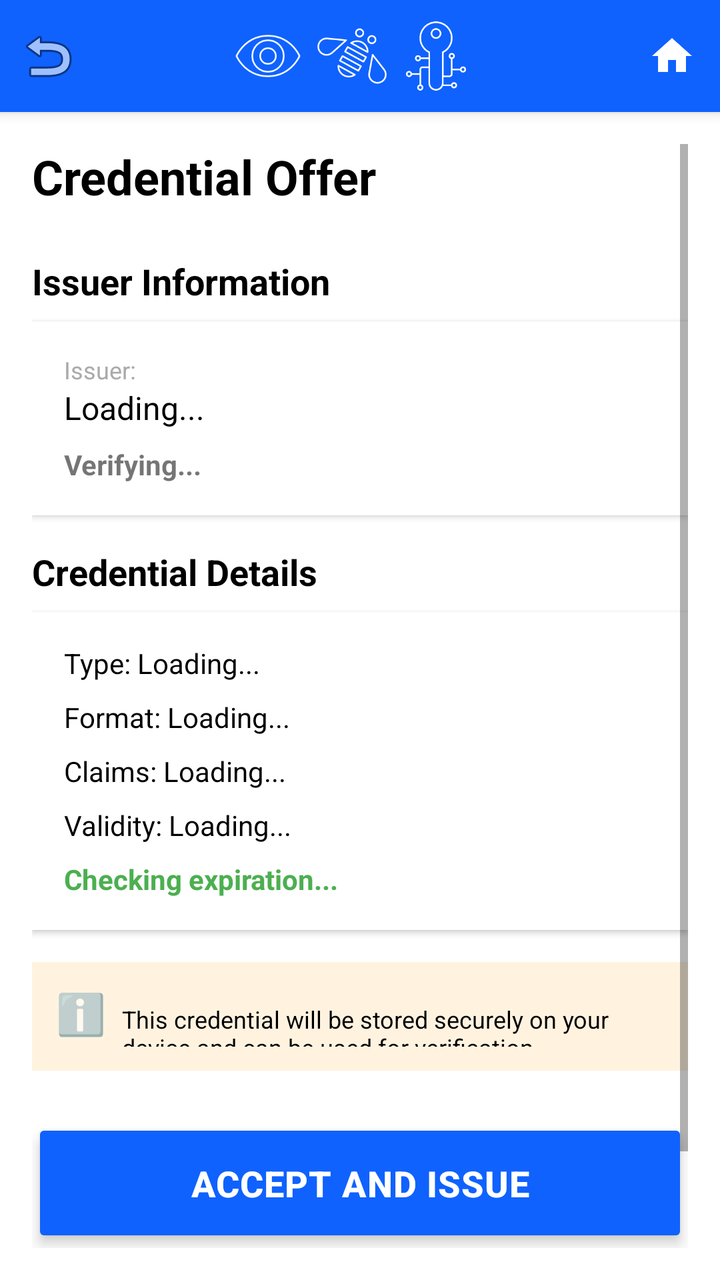
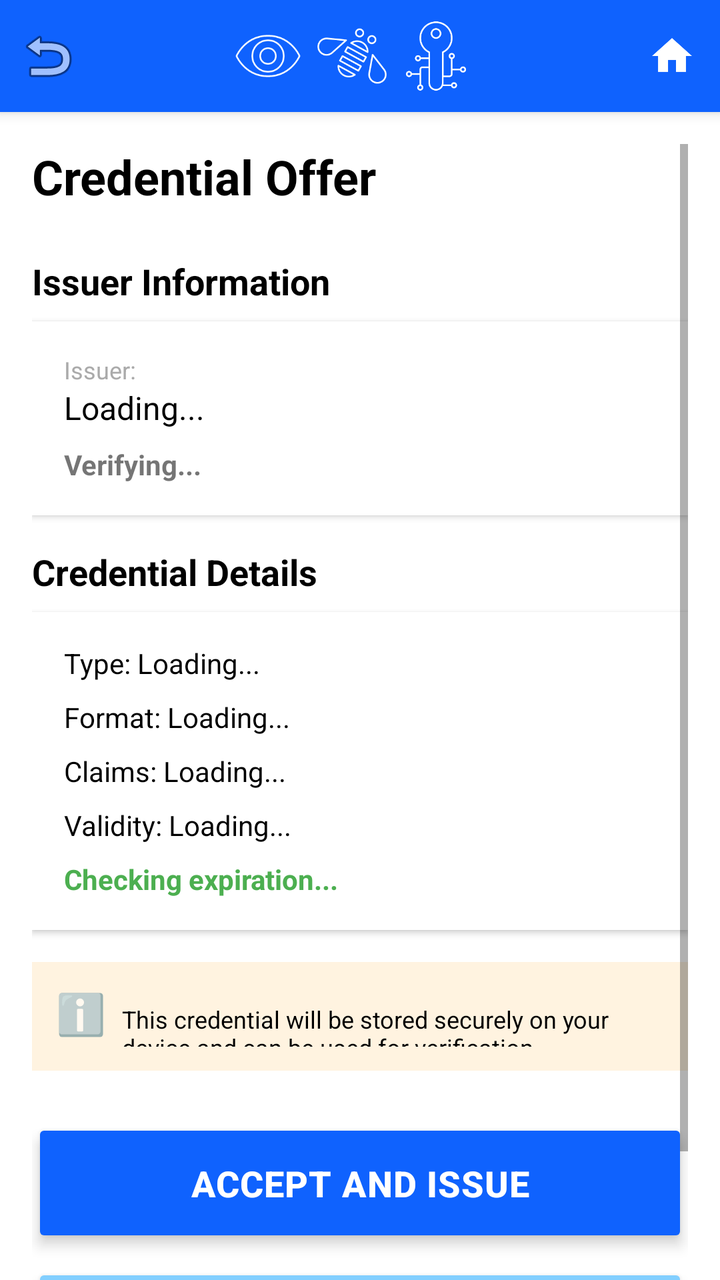

Compare the two renders of this Android layout. The source of the first and the diff that turns it into the second are given below.
<!-- AndroidManifest.xml: activity theme AppTheme.NoActionBar -->
<!-- res/layout/activity_credential_issuance.xml -->
<?xml version="1.0" encoding="utf-8"?>
<LinearLayout xmlns:android="http://schemas.android.com/apk/res/android"
    android:layout_width="match_parent"
    android:layout_height="match_parent"
    android:orientation="vertical"
    android:background="@android:color/white">

    
    <include
        layout="@layout/toolbar_with_back"
        android:layout_width="match_parent"
        android:layout_height="wrap_content" />

    
    <ProgressBar
        android:id="@+id/progressBar"
        android:layout_width="wrap_content"
        android:layout_height="wrap_content"
        android:layout_gravity="center"
        android:layout_marginTop="100dp"
        android:visibility="gone" />

    
    <ScrollView
        android:id="@+id/contentLayout"
        android:layout_width="match_parent"
        android:layout_height="match_parent"
        android:padding="16dp">

        <LinearLayout
            android:layout_width="match_parent"
            android:layout_height="wrap_content"
            android:orientation="vertical">

            
            <TextView
                android:layout_width="match_parent"
                android:layout_height="wrap_content"
                android:text="Credential Offer"
                android:textSize="24sp"
                android:textStyle="bold"
                android:textColor="@android:color/black"
                android:layout_marginBottom="24dp" />

            
            <TextView
                android:layout_width="match_parent"
                android:layout_height="wrap_content"
                android:text="Issuer Information"
                android:textSize="18sp"
                android:textStyle="bold"
                android:textColor="@android:color/black"
                android:layout_marginBottom="8dp" />

            <LinearLayout
                android:layout_width="match_parent"
                android:layout_height="wrap_content"
                android:orientation="vertical"
                android:background="@android:color/white"
                android:padding="16dp"
                android:layout_marginBottom="16dp"
                android:elevation="2dp">

                <TextView
                    android:layout_width="match_parent"
                    android:layout_height="wrap_content"
                    android:text="Issuer:"
                    android:textSize="12sp"
                    android:textColor="@android:color/darker_gray" />

                <TextView
                    android:id="@+id/issuerName"
                    android:layout_width="match_parent"
                    android:layout_height="wrap_content"
                    android:text="Loading..."
                    android:textSize="16sp"
                    android:textColor="@android:color/black"
                    android:layout_marginBottom="8dp" />

                <TextView
                    android:id="@+id/issuerTrust"
                    android:layout_width="wrap_content"
                    android:layout_height="wrap_content"
                    android:text="Verifying..."
                    android:textSize="14sp"
                    android:textStyle="bold" />
            </LinearLayout>

            
            <TextView
                android:layout_width="match_parent"
                android:layout_height="wrap_content"
                android:text="Credential Details"
                android:textSize="18sp"
                android:textStyle="bold"
                android:textColor="@android:color/black"
                android:layout_marginBottom="8dp" />

            <LinearLayout
                android:layout_width="match_parent"
                android:layout_height="wrap_content"
                android:orientation="vertical"
                android:background="@android:color/white"
                android:padding="16dp"
                android:layout_marginBottom="16dp"
                android:elevation="2dp">

                <TextView
                    android:id="@+id/credentialType"
                    android:layout_width="match_parent"
                    android:layout_height="wrap_content"
                    android:text="Type: Loading..."
                    android:textSize="14sp"
                    android:textColor="@android:color/black"
                    android:layout_marginBottom="8dp" />

                <TextView
                    android:id="@+id/credentialFormat"
                    android:layout_width="match_parent"
                    android:layout_height="wrap_content"
                    android:text="Format: Loading..."
                    android:textSize="14sp"
                    android:textColor="@android:color/black"
                    android:layout_marginBottom="8dp" />

                <TextView
                    android:id="@+id/credentialContext"
                    android:layout_width="match_parent"
                    android:layout_height="wrap_content"
                    android:text=""
                    android:textSize="14sp"
                    android:textColor="@android:color/black"
                    android:layout_marginBottom="8dp"
                    android:visibility="gone" />

                <TextView
                    android:id="@+id/credentialTypes"
                    android:layout_width="match_parent"
                    android:layout_height="wrap_content"
                    android:text=""
                    android:textSize="14sp"
                    android:textColor="@android:color/black"
                    android:layout_marginBottom="8dp"
                    android:visibility="gone" />

                <TextView
                    android:id="@+id/credentialClaims"
                    android:layout_width="match_parent"
                    android:layout_height="wrap_content"
                    android:text="Claims: Loading..."
                    android:textSize="14sp"
                    android:textColor="@android:color/black"
                    android:layout_marginBottom="8dp" />

                <TextView
                    android:id="@+id/validityPeriod"
                    android:layout_width="match_parent"
                    android:layout_height="wrap_content"
                    android:text="Validity: Loading..."
                    android:textSize="14sp"
                    android:textColor="@android:color/black"
                    android:layout_marginBottom="8dp" />

                <TextView
                    android:id="@+id/expirationText"
                    android:layout_width="match_parent"
                    android:layout_height="wrap_content"
                    android:text="Checking expiration..."
                    android:textSize="14sp"
                    android:textStyle="bold"
                    android:textColor="#4CAF50" />
            </LinearLayout>

            
            <LinearLayout
                android:layout_width="match_parent"
                android:layout_height="wrap_content"
                android:orientation="horizontal"
                android:background="#FFF3E0"
                android:padding="12dp"
                android:layout_marginBottom="24dp">

                <TextView
                    android:layout_width="wrap_content"
                    android:layout_height="wrap_content"
                    android:text="ℹ️"
                    android:textSize="20sp"
                    android:layout_marginEnd="8dp" />

                <TextView
                    android:layout_width="0dp"
                    android:layout_height="wrap_content"
                    android:layout_weight="1"
                    android:text="This credential will be stored securely on your device and can be used for verification."
                    android:textSize="12sp"
                    android:textColor="@android:color/black" />
            </LinearLayout>

            
            <Button
                android:id="@+id/acceptButton"
                android:layout_width="match_parent"
                android:layout_height="wrap_content"
                android:minHeight="64dp"
                android:text="Accept and Issue"
                android:backgroundTint="@color/ibm_blue"
                android:textColor="@color/ibm_white"
                android:textSize="18sp"
                android:textStyle="bold"
                android:paddingVertical="20dp"
                android:paddingHorizontal="24dp"
                android:letterSpacing="0.02"
                android:elevation="4dp"
                android:stateListAnimator="@null"
                android:layout_marginBottom="8dp"
                style="@android:style/Widget.Material.Button" />

            <Button
                android:id="@+id/declineButton"
                android:layout_width="match_parent"
                android:layout_height="wrap_content"
                android:minHeight="64dp"
                android:text="Decline"
                android:backgroundTint="@color/cyan_30"
                android:textColor="@color/ibm_black"
                android:textSize="18sp"
                android:textStyle="bold"
                android:paddingVertical="20dp"
                android:paddingHorizontal="24dp"
                android:letterSpacing="0.02"
                android:elevation="4dp"
                android:stateListAnimator="@null"
                style="@android:style/Widget.Material.Button" />
        </LinearLayout>
    </ScrollView>
</LinearLayout>
<!-- res/layout/toolbar_with_back.xml (included above) -->
<?xml version="1.0" encoding="utf-8"?>
<androidx.appcompat.widget.Toolbar
    xmlns:android="http://schemas.android.com/apk/res/android"
    xmlns:app="http://schemas.android.com/apk/res-auto"
    android:id="@+id/toolbar"
    android:layout_width="match_parent"
    android:layout_height="?attr/actionBarSize"
    android:background="@color/ibm_blue"
    android:elevation="4dp"
    app:contentInsetStart="0dp">

    <LinearLayout
        android:layout_width="match_parent"
        android:layout_height="match_parent"
        android:orientation="horizontal"
        android:gravity="center_vertical">

        <ImageButton
            android:id="@+id/backButton"
            android:layout_width="48dp"
            android:layout_height="48dp"
            android:src="@android:drawable/ic_menu_revert"
            android:background="?attr/selectableItemBackgroundBorderless"
            android:contentDescription="Back"
            android:padding="12dp" />

        <LinearLayout
            android:layout_width="0dp"
            android:layout_height="wrap_content"
            android:layout_weight="1"
            android:orientation="horizontal"
            android:gravity="center"
            android:paddingStart="8dp"
            android:paddingEnd="16dp">

            <ImageView
                android:layout_width="36dp"
                android:layout_height="36dp"
                android:src="@drawable/eye"
                android:contentDescription="Eye icon" />

            <ImageView
                android:layout_width="36dp"
                android:layout_height="36dp"
                android:src="@drawable/bee"
                android:contentDescription="Bee icon"
                android:layout_marginStart="6dp" />

            <ImageView
                android:layout_width="36dp"
                android:layout_height="36dp"
                android:src="@drawable/data_privacy_key"
                android:contentDescription="Key icon"
                android:layout_marginStart="6dp" />
        </LinearLayout>

        <ImageButton
            android:id="@+id/homeButton"
            android:layout_width="48dp"
            android:layout_height="48dp"
            android:src="@drawable/ic_home"
            android:background="?attr/selectableItemBackgroundBorderless"
            android:contentDescription="Home"
            android:padding="12dp" />
    </LinearLayout>
</androidx.appcompat.widget.Toolbar>
<!-- resources referenced by this layout -->
<resources>
  <color name="cyan_30">#82CFFF</color>
  <color name="ibm_black">#000000</color>
  <color name="ibm_blue">#0F62FE</color>
  <color name="ibm_white">#FFFFFF</color>
  <!-- drawable bee: vector/xml drawable (drawable, 4047 chars, omitted) -->
  <!-- drawable data_privacy_key: vector/xml drawable (drawable, 2470 chars, omitted) -->
  <!-- drawable eye (drawable) -->
  <vector xmlns:android="http://schemas.android.com/apk/res/android"
      android:width="32dp"
      android:height="32dp"
      android:viewportWidth="32"
      android:viewportHeight="32">
      <path
          android:pathData="M16,25.36c-10.411,0-14.295-9.131-14.333-9.223c-0.036-0.088-0.036-0.187,0-0.274C1.705,15.771,5.589,6.64,16,6.64c10.41,0,14.295,9.13,14.333,9.223c0.036,0.088,0.036,0.187,0,0.274C30.295,16.229,26.41,25.36,16,25.36zM2.395,16C2.916,17.117,6.771,24.64,16,24.64S29.084,17.118,29.605,16C29.084,14.882,25.229,7.36,16,7.36S2.916,14.882,2.395,16zM16,23.36c-4.058,0-7.36-3.302-7.36-7.36S11.942,8.64,16,8.64c4.059,0,7.36,3.302,7.36,7.36C23.36,20.059,20.059,23.36,16,23.36zM16,9.36c-3.661,0-6.64,2.979-6.64,6.64s2.979,6.64,6.64,6.64s6.64-2.979,6.64-6.64S19.661,9.36,16,9.36zM16,19.86c-2.128,0-3.86-1.732-3.86-3.86s1.731-3.86,3.86-3.86c2.128,0,3.86,1.731,3.86,3.86C19.86,18.128,18.128,19.86,16,19.86zM16,12.86c-1.731,0-3.14,1.409-3.14,3.14s1.409,3.14,3.14,3.14s3.14-1.408,3.14-3.14S17.731,12.86,16,12.86z"
          android:fillColor="#FFFFFF" />
  </vector>
  
  
  <!-- drawable ic_home (drawable) -->
  <vector xmlns:android="http://schemas.android.com/apk/res/android"
      android:width="24dp"
      android:height="24dp"
      android:viewportWidth="24"
      android:viewportHeight="24">
      <path
          android:fillColor="#FFFFFF"
          android:pathData="M10,20v-6h4v6h5v-8h3L12,3 2,12h3v8z"/>
  </vector>
  
  
  <style name="AppTheme.NoActionBar" parent="Theme.AppCompat.DayNight.NoActionBar">
          
          <item name="colorPrimary">@color/ibm_blue</item>
          <item name="colorPrimaryVariant">@color/cyan_30</item>
          <item name="colorOnPrimary">@color/ibm_white</item>
          
          <item name="colorSecondary">@color/purple_40</item>
          <item name="colorSecondaryVariant">@color/magenta_40</item>
          <item name="colorOnSecondary">@color/ibm_white</item>
          
          <item name="android:colorBackground">@color/ibm_white</item>
          <item name="colorOnBackground">@color/ibm_black</item>
          
          <item name="colorSurface">@color/cool_gray_10</item>
          <item name="colorOnSurface">@color/ibm_black</item>
          
          <item name="colorError">@color/magenta_40</item>
          <item name="colorOnError">@color/ibm_white</item>
      </style>
  <color name="purple_40">#BE95FF</color>
  <color name="magenta_40">#FF7EB6</color>
  <color name="cool_gray_10">#F2F4F8</color>
</resources>

<!-- the commit's change to res/layout/activity_credential_issuance.xml (unified diff, before → after) -->
@@ -25,7 +25,8 @@
         android:id="@+id/contentLayout"
         android:layout_width="match_parent"
         android:layout_height="match_parent"
-        android:padding="16dp">
+        android:padding="16dp"
+        android:clipToPadding="false">
 
         <LinearLayout
             android:layout_width="match_parent"
@@ -241,16 +242,18 @@
     xmlns:app="http://schemas.android.com/apk/res-auto"
     android:id="@+id/toolbar"
     android:layout_width="match_parent"
-    android:layout_height="?attr/actionBarSize"
+    android:layout_height="wrap_content"
+    android:minHeight="?attr/actionBarSize"
     android:background="@color/ibm_blue"
     android:elevation="4dp"
     app:contentInsetStart="0dp">
 
     <LinearLayout
         android:layout_width="match_parent"
-        android:layout_height="match_parent"
+        android:layout_height="wrap_content"
         android:orientation="horizontal"
-        android:gravity="center_vertical">
+        android:gravity="center_vertical"
+        android:minHeight="?attr/actionBarSize">
 
         <ImageButton
             android:id="@+id/backButton"
